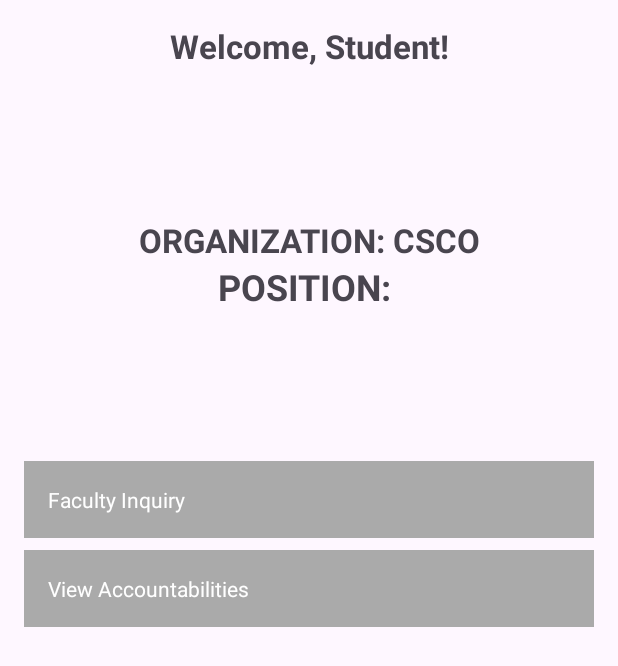
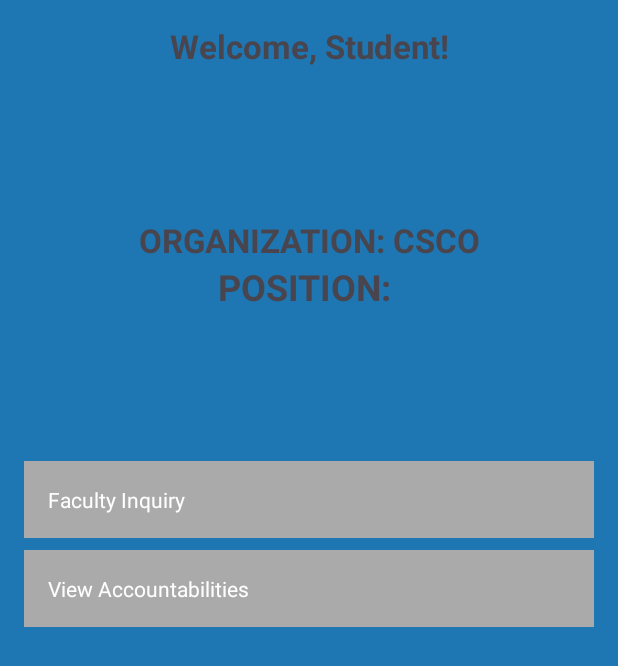
Before and after one commit to rjdudas24/Project_2-BSIT-2B, an Android app: the DashboardStudentActivity screen opened directly, with no data from a screen before it, on a phone screen of 412 x 824 dp. Shown: the top 666 px of the screen. Run offline under Robolectric (Android 15) with nearby library versions, the phone set to English and light mode, and no system bars.

Commit message:
ambot wla nako kasabot

```diff
--- a/app/src/main/res/layout/activity_dashboard_student.xml
+++ b/app/src/main/res/layout/activity_dashboard_student.xml
@@ -3,7 +3,10 @@
     android:layout_width="match_parent"
     android:layout_height="match_parent"
     android:orientation="vertical"
-    android:padding="16dp">
+    android:padding="16dp"
+    android:background="@color/dark_blue"
+    >
+
 
     <TextView
         android:id="@+id/tvWelcome"
--- a/app/src/main/res/values/colors.xml
+++ b/app/src/main/res/values/colors.xml
@@ -2,4 +2,6 @@
 <resources>
     <color name="black">#FF000000</color>
     <color name="white">#FFFFFFFF</color>
+    <color name="dark_blue">#1E77B2</color>
+
 </resources>
```
